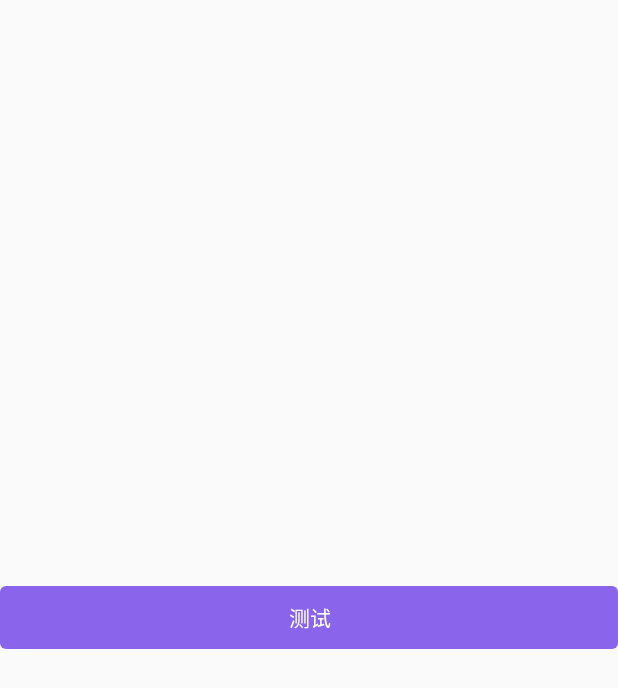
After one commit to gaoguanqi/dev_template_android, an Android app: the layout layout_loading_button.xml on its own in the app's theme, with its tools: preview values and no code run, on a phone screen of 412 x 824 dp. The commit adds this screen. Shown: the top 688 px of the screen. Run offline under Robolectric (Android 15) with nearby library versions, the phone set to English and light mode, and no system bars; Roboto replaces fonts that are not available here.

Commit message:
loadingButton

```diff
--- a/app/src/main/res/drawable/selector_common.xml
+++ b/app/src/main/res/drawable/selector_common.xml
@@ -1,10 +1,11 @@
 <?xml version="1.0" encoding="utf-8"?>
 <selector xmlns:tools="http://schemas.android.com/tools" xmlns:android="http://schemas.android.com/apk/res/android" tools:ignore="ResourceName">
+
     <!--按下时-->
     <item android:drawable="@drawable/shape_common_pressed"  android:state_pressed="true"/>
+    <!--    默认时-->
+    <item android:drawable="@drawable/shape_common_normal" android:state_pressed="false"/>
     <!--失去焦点时-->
     <item android:drawable="@drawable/shape_common_enable"  android:state_enabled="false"/>
-    <!--默认时-->
-    <item android:drawable="@drawable/shape_common_normal"/>
 
 </selector>
--- /dev/null
+++ b/app/src/main/res/layout/layout_loading_button.xml
@@ -0,0 +1,30 @@
+<?xml version="1.0" encoding="utf-8"?>
+<LinearLayout xmlns:android="http://schemas.android.com/apk/res/android"
+    xmlns:tools="http://schemas.android.com/tools"
+    android:id="@+id/ll_loading"
+    android:layout_width="match_parent"
+    android:layout_height="42dp"
+    android:layout_gravity="center"
+    android:background="@drawable/selector_common"
+    android:gravity="center"
+    android:orientation="horizontal">
+
+    <androidx.core.widget.ContentLoadingProgressBar
+        android:id="@+id/progress_bar"
+        style="?android:attr/progressBarStyleSmall"
+        android:layout_width="wrap_content"
+        android:layout_height="wrap_content"
+        android:indeterminateTint="@color/common_white_alpha"
+        android:indeterminateTintMode="src_atop"
+        android:visibility="gone"
+        android:paddingEnd="2dp" />
+
+    <TextView
+        android:id="@+id/tv_txt"
+        android:layout_width="wrap_content"
+        android:layout_height="wrap_content"
+        android:paddingStart="2dp"
+        android:textColor="#FFFFFF"
+        android:textSize="14sp"
+        tools:text="测试" />
+</LinearLayout>
--- a/commonLib/src/main/res/values/colors.xml
+++ b/commonLib/src/main/res/values/colors.xml
@@ -24,7 +24,7 @@
 
     <color name="common_pressed">#694d9f</color>
     <color name="common_normal">#FF8A64EB</color>
-    <color name="common_enable">#338A64EB</color>
+    <color name="common_enable">#998A64EB</color>
 
     <color name="common_gradient_start">#FF8A64EB</color>
     <color name="common_gradient_end">#FF8A64EB</color>
```
Also changed, not shown: app/src/main/java/com/maple/template/ui/fragment/LoginFragment.kt (+22 -0 lines), app/src/main/java/com/maple/template/widget/view/LoadingButton.kt (added, +104 -0 lines), app/src/main/res/values/attrs.xml (added, +10 -0 lines).
